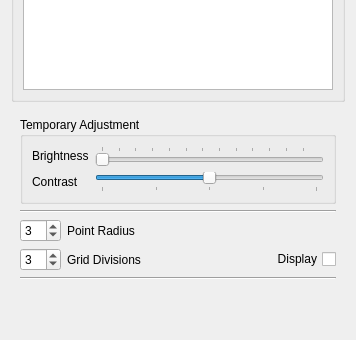
Old version of the form ddg/point_widget.ui in the repository lu-sugar-tiger/DotDotGoose-fork; both pictures show x 0 to 356 and y 628 to 968 of the 356 by 968 pixel window.
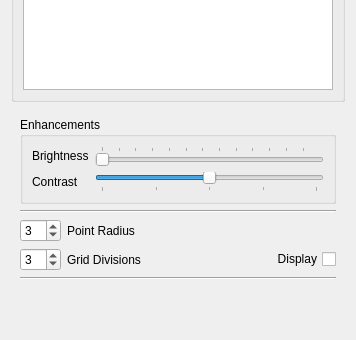
New version of the form. Icons and pictures are not drawn.

Commit message: About: update contributor text; rename 'Temporary Adjustment' to 'Enhancements'

The edit to the form file:
```diff
--- a/ddg/point_widget.ui
+++ b/ddg/point_widget.ui
@@ -131,7 +131,7 @@
       <item row="1" column="0" colspan="3">
        <widget class="QGroupBox" name="groupBox">
         <property name="title">
-         <string>Temporary Adjustment</string>
+         <string>Enhancements</string>
         </property>
         <layout class="QGridLayout" name="gridLayout">
          <item row="0" column="0">
```
The commit also changes 2 other files.
